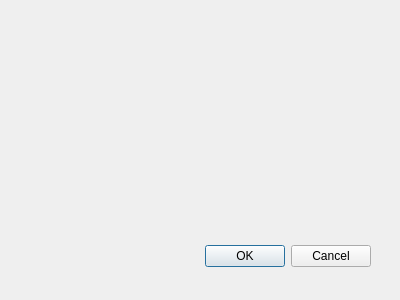
This is aboutdialog.ui in beneschtech/qt5-tictactoe as Qt 5 draws it before an edit. The edited form follows.
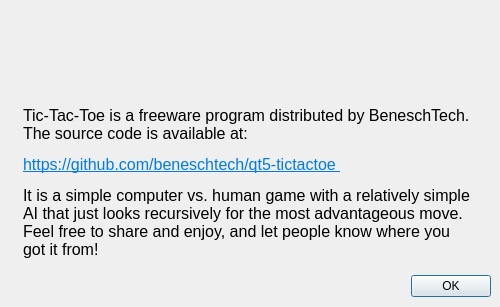
This is the edited form. Icons and pictures are not drawn.

```diff
--- a/aboutdialog.ui
+++ b/aboutdialog.ui
@@ -8,18 +8,24 @@
    <rect>
     <x>0</x>
     <y>0</y>
-    <width>400</width>
-    <height>300</height>
+    <width>500</width>
+    <height>307</height>
    </rect>
   </property>
+  <property name="sizePolicy">
+   <sizepolicy hsizetype="Fixed" vsizetype="Fixed">
+    <horstretch>0</horstretch>
+    <verstretch>0</verstretch>
+   </sizepolicy>
+  </property>
   <property name="windowTitle">
    <string>Dialog</string>
   </property>
   <widget name="buttonBox" class="QDialogButtonBox">
    <property name="geometry">
     <rect>
-     <x>30</x>
-     <y>240</y>
+     <x>150</x>
+     <y>270</y>
      <width>341</width>
      <height>32</height>
     </rect>
@@ -28,7 +34,51 @@
     <enum>Qt::Horizontal</enum>
    </property>
    <property name="standardButtons">
-    <set>QDialogButtonBox::Cancel|QDialogButtonBox::Ok</set>
+    <set>QDialogButtonBox::Ok</set>
+   </property>
+  </widget>
+  <widget class="QLabel" name="label">
+   <property name="geometry">
+    <rect>
+     <x>3</x>
+     <y>6</y>
+     <width>491</width>
+     <height>91</height>
+    </rect>
+   </property>
+   <property name="text">
+    <string/>
+   </property>
+   <property name="pixmap">
+    <pixmap resource="beneschtech.qrc">:/logo.png</pixmap>
+   </property>
+   <property name="alignment">
+    <set>Qt::AlignCenter</set>
+   </property>
+  </widget>
+  <widget class="QLabel" name="label_2">
+   <property name="geometry">
+    <rect>
+     <x>23</x>
+     <y>106</y>
+     <width>451</width>
+     <height>171</height>
+    </rect>
+   </property>
+   <property name="font">
+    <font>
+     <family>Arial</family>
+     <pointsize>12</pointsize>
+    </font>
+   </property>
+   <property name="text">
+    <string>&lt;html&gt;&lt;head/&gt;&lt;body&gt;&lt;p&gt;Tic-Tac-Toe is a freeware program distributed by BeneschTech. The source code is available at:&lt;/p&gt;&lt;p&gt;&lt;a href=&quot;https://github.com/beneschtech/qt5-tictactoe&quot;&gt;&lt;span style=&quot; text-decoration: underline; color:#007af4;&quot;&gt;https://github.com/beneschtech/qt5-tictactoe &lt;/span&gt;&lt;/a&gt;&lt;/p&gt;&lt;p&gt;It is a simple computer vs. human game with a relatively simple AI that just looks recursively for the most advantageous move. Feel free to share and enjoy, and let people know where you got it from!&lt;/p&gt;&lt;/body&gt;&lt;/html&gt;</string>
+   </property>
+   <property name="alignment">
+    <set>Qt::AlignLeading|Qt::AlignLeft|Qt::AlignTop</set>
+   </property>
+   <property name="wordWrap">
+    <bool>true</bool>
    </property>
   </widget>
  </widget>
```
Left out of the diff: 25 changed lines with no effect on the pictures.
